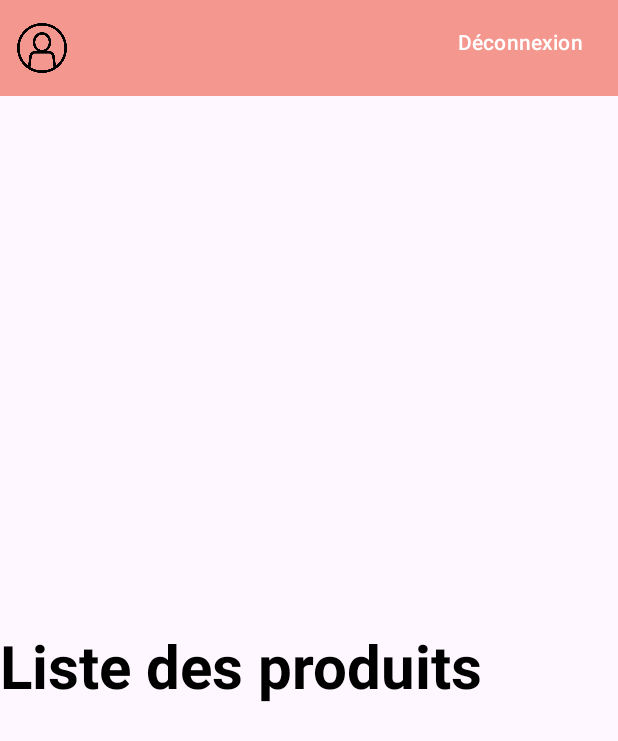
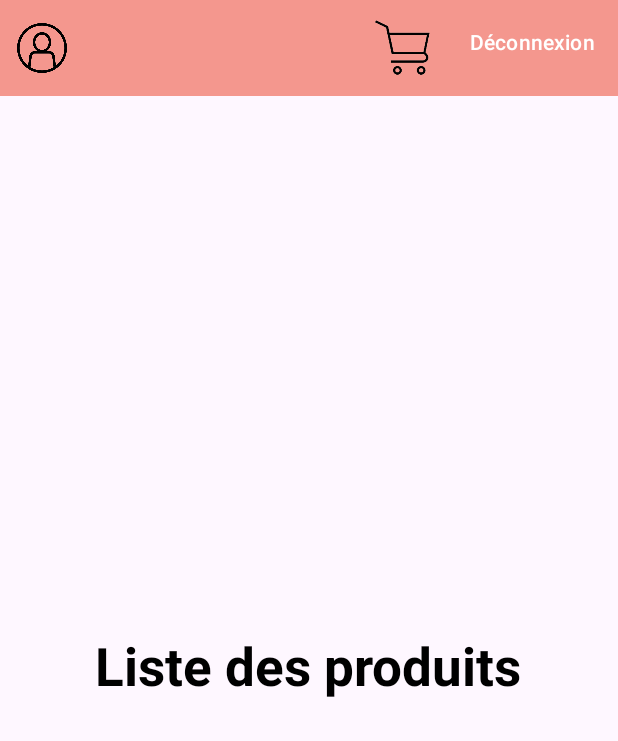
Before and after one commit to AntoniaHounsa/Livraison-Android-, an Android app: the AfterLogin screen opened directly, with no data from a screen before it, on a phone screen of 412 x 824 dp. Shown: the top 741 px of the screen. Run offline under Robolectric (Android 15) with nearby library versions, the phone set to English and light mode, and no system bars; our stand-ins replace Firebase (no records; nobody signed in at launch, a user with empty details on screens opened directly).

Commit message:
feat: :sparkles: add a cart icone in the navbar

```diff
--- a/app/src/main/res/layout/activity_after_login.xml
+++ b/app/src/main/res/layout/activity_after_login.xml
@@ -20,12 +20,13 @@ tools:context=".AfterLogin">
         tools:context=".AfterLogin">
 
         <TextView
-            android:layout_width="match_parent"
+            android:layout_width="wrap_content"
             android:layout_height="wrap_content"
+            android:layout_gravity="center_horizontal"
             android:text="Liste des produits"
             android:textColor="@color/black"
-            android:textSize="40sp"
-            android:textStyle="bold"/>
+            android:textSize="35sp"
+            android:textStyle="bold" />
 
         <androidx.recyclerview.widget.RecyclerView
             android:id="@+id/recyclerView"
--- a/app/src/main/res/layout/fragment_navbar.xml
+++ b/app/src/main/res/layout/fragment_navbar.xml
@@ -21,16 +21,20 @@
         android:layout_height="wrap_content"
         android:text="Email utilisateur"
         android:gravity="start"
-        android:paddingStart="16dp"
         android:textAppearance="@style/TextAppearance.AppCompat.Body1"/>
-
+    <ImageView
+        android:id="@+id/userCard"
+        android:layout_width="40dp"
+        android:layout_height="match_parent"
+        android:src="@drawable/panier"
+        />
     <Button
         android:id="@+id/logoutButton"
         android:layout_width="wrap_content"
         android:layout_height="wrap_content"
         android:text="Déconnexion"
         android:gravity="end"
-        android:paddingEnd="16dp"
+        android:paddingEnd="8dp"
         android:background="?attr/selectableItemBackground"
         android:clickable="true"
         android:focusable="true"/>
```
Also changed, not shown: app/src/main/res/drawable/panier.png (added).
